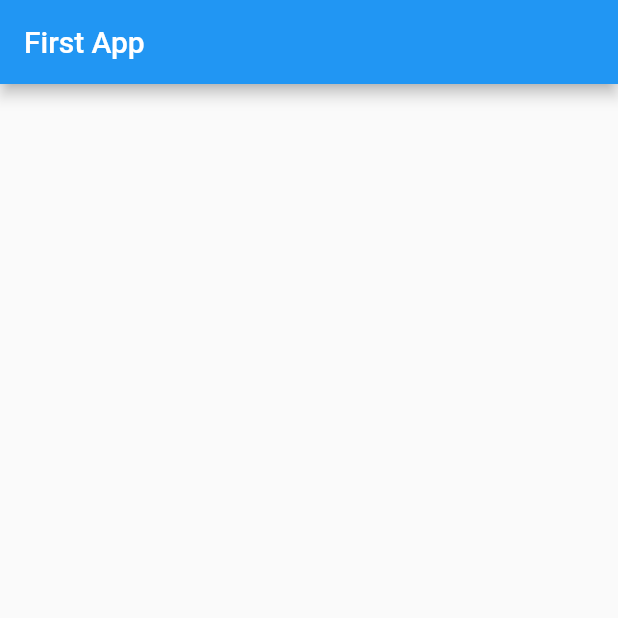
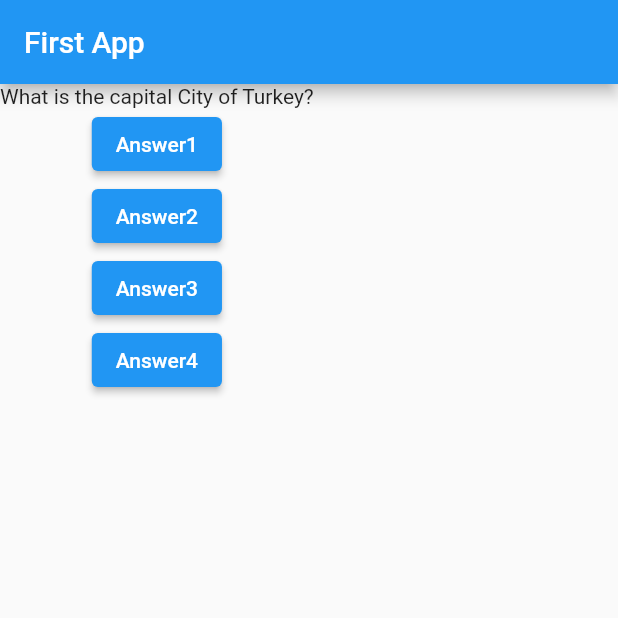
Before and after one commit to gokcensolmaz/new_project, a Flutter app: the screen it shows after launch, on a phone screen of 412 x 824 dp, the top half of it. Run offline on Flutter 3.47's test engine with Material 2 defaults, Android fonts, the phone set to English and light mode, and no system bars.

Commit message:
Update main.dart

```diff
--- a/lib/main.dart
+++ b/lib/main.dart
@@ -1,17 +1,57 @@
+import 'package:flutter/foundation.dart';
 import 'package:flutter/material.dart';
 
 void main() {
   runApp(MyApp());
 }
 
-class MyApp extends StatelessWidget {
+class MyApp extends StatefulWidget {
+  @override
+  State<StatefulWidget> createState() {
+    return MyAppState();
+  }
+}
+
+class MyAppState extends State<MyApp> {
+  var questionIndex = 0;
+
+  void answerQuestion() {
+    setState(() {
+      questionIndex = questionIndex + 1;
+    });
+  }
+
   @override
   Widget build(BuildContext context) {
-
-    return MaterialApp(home: Scaffold(
-      appBar: AppBar(title: const Text("First App"), ),
-    ),
+    var questions = [
+      'What is the capital City of Turkey?',
+      'What year was the republic founded?'
+    ];
+    return MaterialApp(
+      home: Scaffold(
+        appBar: AppBar(
+          title: const Text("First App"),
+        ),
+        body: Column(children: <Widget>[
+          Text(questions[questionIndex]),
+          ElevatedButton(
+            onPressed: answerQuestion,
+            child: const Text('Answer1'),
+          ),
+          ElevatedButton(
+            onPressed: answerQuestion,
+            child: const Text('Answer2'),
+          ),
+          ElevatedButton(
+            onPressed: answerQuestion,
+            child: const Text('Answer3'),
+          ),
+          ElevatedButton(
+            onPressed: answerQuestion,
+            child: const Text('Answer4'),
+          ),
+        ]),
+      ),
     );
-    throw UnimplementedError();
   }
 }
```
